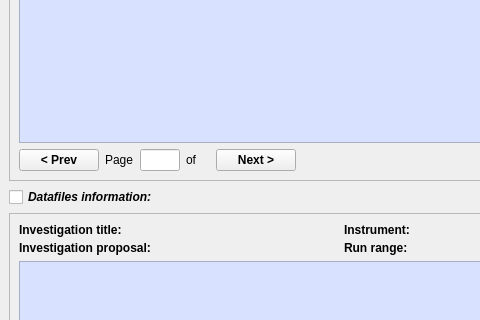
Above: Code/Mantid/MantidQt/MantidWidgets/inc/MantidQtMantidWidgets/CatalogSearch.ui from mantidproject/mantid before the change; both pictures show x 0 to 480 and y 424 to 744 of the 679 by 954 pixel window. Below: the same form after it.
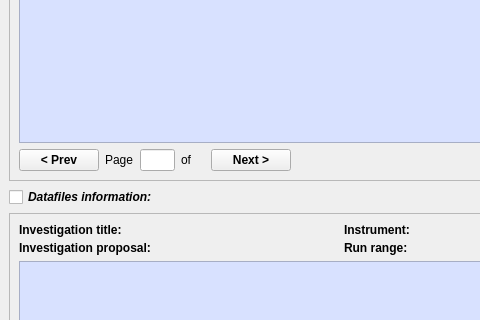
That is the form after the change.

Commit message: Prevent invalid page number. Refs #8230.

The edit to the form file:
```diff
--- a/Code/Mantid/MantidQt/MantidWidgets/inc/MantidQtMantidWidgets/CatalogSearch.ui
+++ b/Code/Mantid/MantidQt/MantidWidgets/inc/MantidQtMantidWidgets/CatalogSearch.ui
@@ -129,7 +129,7 @@
             </property>
             <property name="maximumSize">
              <size>
-              <width>40</width>
+              <width>35</width>
               <height>16777215</height>
              </size>
             </property>
```
Left out of the diff: 2 changed lines with no effect on the pictures. The commit also changes 1 other file.
